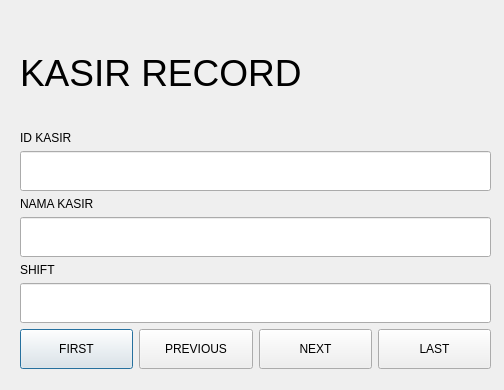
zanra2401/UAS_PEMDES, file src/ui/kasirrecord.ui: the form before one commit.
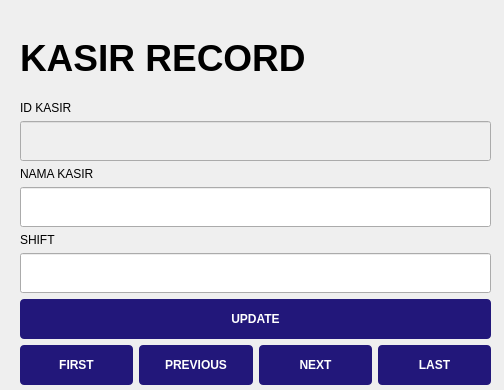
The form after the commit.

Patch:
```diff
--- a/src/ui/kasirrecord.ui
+++ b/src/ui/kasirrecord.ui
@@ -19,7 +19,7 @@
      <x>10</x>
      <y>10</y>
      <width>491</width>
-     <height>369</height>
+     <height>385</height>
     </rect>
    </property>
    <layout class="QVBoxLayout" name="verticalLayout">
@@ -40,6 +40,8 @@
       <property name="font">
        <font>
         <pointsize>28</pointsize>
+        <weight>75</weight>
+        <bold>true</bold>
        </font>
       </property>
       <property name="text">
@@ -58,6 +60,9 @@
       </item>
       <item>
        <widget class="QLineEdit" name="idkasir">
+        <property name="enabled">
+         <bool>false</bool>
+        </property>
         <property name="minimumSize">
          <size>
           <width>0</width>
@@ -102,6 +107,34 @@
       </item>
      </layout>
     </item>
+    <item>
+     <widget class="QPushButton" name="UPDATE">
+      <property name="sizePolicy">
+       <sizepolicy hsizetype="Minimum" vsizetype="Fixed">
+        <horstretch>0</horstretch>
+        <verstretch>0</verstretch>
+       </sizepolicy>
+      </property>
+      <property name="minimumSize">
+       <size>
+        <width>0</width>
+        <height>40</height>
+       </size>
+      </property>
+      <property name="styleSheet">
+       <string notr="true">background: #22177A;
+color: white;
+font-weight: bold;
+border: none;
+padding-left: 20px;
+padding-right: 20px;
+border-radius: 4px;</string>
+      </property>
+      <property name="text">
+       <string>UPDATE</string>
+      </property>
+     </widget>
+    </item>
     <item>
      <layout class="QHBoxLayout" name="horizontalLayout">
       <property name="sizeConstraint">
@@ -118,6 +151,15 @@
           <height>40</height>
          </size>
         </property>
+        <property name="styleSheet">
+         <string notr="true">background: #22177A;
+color: white;
+font-weight: bold;
+border: none;
+padding-left: 20px;
+padding-right: 20px;
+border-radius: 4px;</string>
+        </property>
         <property name="text">
          <string>FIRST</string>
         </property>
@@ -131,6 +173,15 @@
           <height>40</height>
          </size>
         </property>
+        <property name="styleSheet">
+         <string notr="true">background: #22177A;
+color: white;
+font-weight: bold;
+border: none;
+padding-left: 20px;
+padding-right: 20px;
+border-radius: 4px;</string>
+        </property>
         <property name="text">
          <string>PREVIOUS</string>
         </property>
@@ -144,6 +195,15 @@
           <height>40</height>
          </size>
         </property>
+        <property name="styleSheet">
+         <string notr="true">background: #22177A;
+color: white;
+font-weight: bold;
+border: none;
+padding-left: 20px;
+padding-right: 20px;
+border-radius: 4px;</string>
+        </property>
         <property name="text">
          <string>NEXT</string>
         </property>
@@ -157,6 +217,15 @@
           <height>40</height>
          </size>
         </property>
+        <property name="styleSheet">
+         <string notr="true">background: #22177A;
+color: white;
+font-weight: bold;
+border: none;
+padding-left: 20px;
+padding-right: 20px;
+border-radius: 4px;</string>
+        </property>
         <property name="text">
          <string>LAST</string>
         </property>
```
